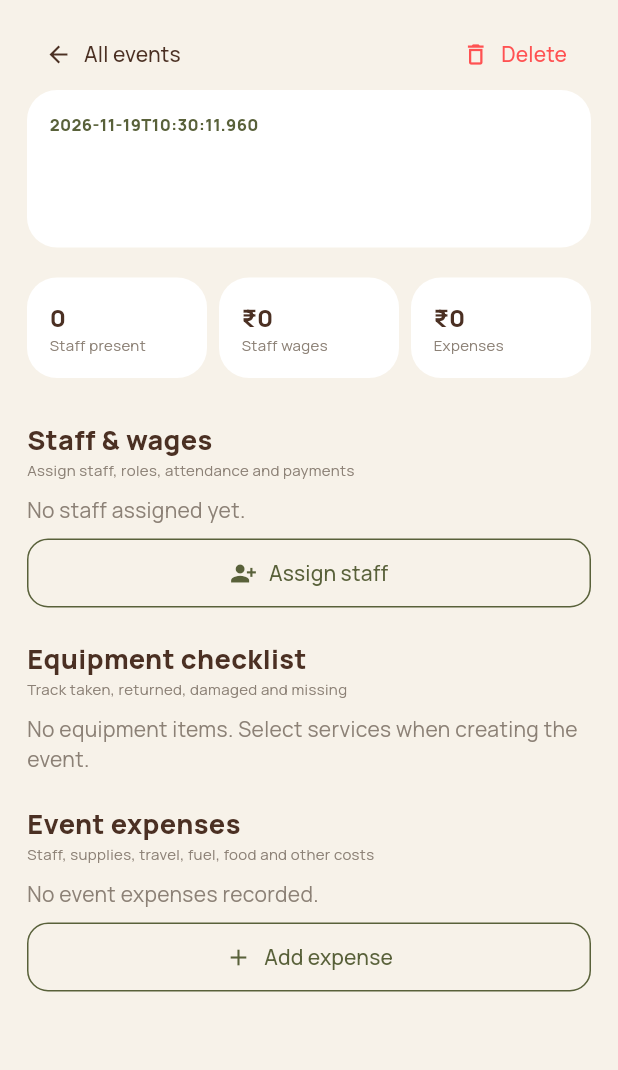
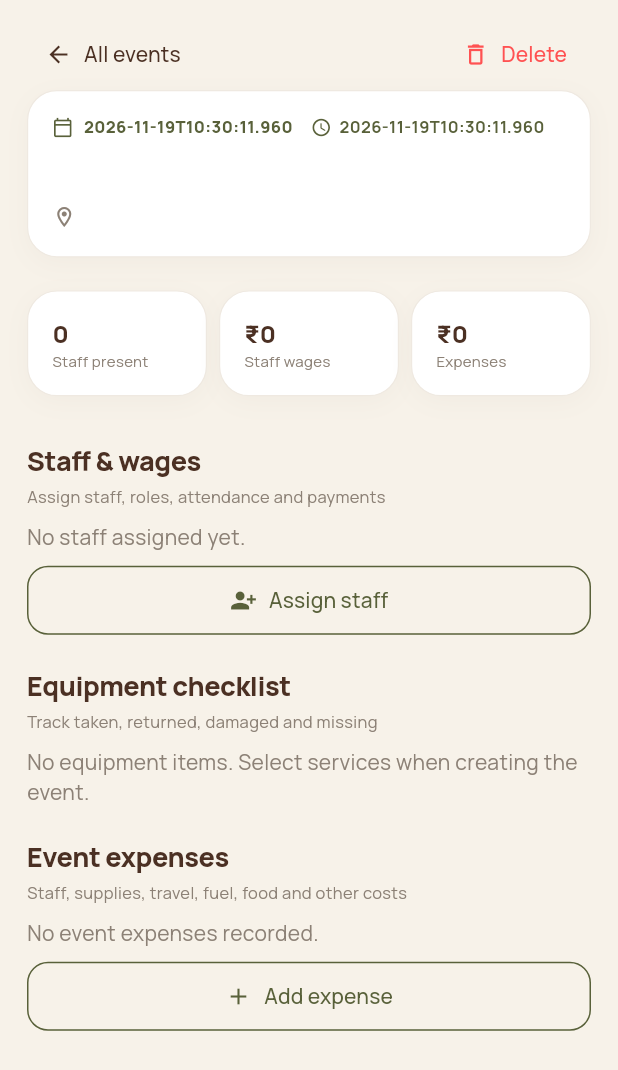
Before and after one commit to muhdsabith/hena-catering-flutter, a Flutter app: the EventDetailPage widget shown alone on an empty page, opened directly with empty values, on a phone screen of 412 x 824 dp. Shown: the top 1070 px of the screen. Run offline on Flutter 3.47's test engine with Material 3 defaults, Android fonts, the phone set to English and light mode, and no system bars; our stand-ins replace google_fonts, iconsax_flutter, shared_preferences; accounts and stored records are empty; network calls fail.

Commit message:
Align and polish HENA event details UI

```diff
--- a/lib/event_detail_page.dart
+++ b/lib/event_detail_page.dart
@@ -46,10 +46,28 @@ class _EventDetailPageState extends State<EventDetailPage> {
         }, icon: const Icon(Icons.delete_outline, color: Colors.redAccent), label: const Text('Delete', style: TextStyle(color: Colors.redAccent))),
       ]),
       _panel(Column(crossAxisAlignment: CrossAxisAlignment.start, children: [
-        Text((event['date'] ?? '').toString(), style: const TextStyle(color: _olive, fontWeight: FontWeight.w800, fontSize: 11)),
+        Row(children: [
+          const Icon(Icons.calendar_today_outlined, size: 14, color: _olive),
+          const SizedBox(width: 7),
+          Text((event['date'] ?? '').toString(), style: const TextStyle(color: _olive, fontWeight: FontWeight.w800, fontSize: 11)),
+          if ((event['time'] ?? '').toString().isNotEmpty) ...[
+            const SizedBox(width: 12),
+            const Icon(Icons.schedule_rounded, size: 14, color: _olive),
+            const SizedBox(width: 5),
+            Text(event['time'].toString(), style: const TextStyle(color: _olive, fontWeight: FontWeight.w700, fontSize: 11)),
+          ],
+        ]),
         const SizedBox(height: 5), Text(event['name'] ?? 'Event', style: const TextStyle(color: _coffee, fontSize: 24, fontWeight: FontWeight.w800)),
-        Text(event['location'] ?? 'Location not added', style: const TextStyle(color: _muted)),
-        if ((event['services'] ?? '').toString().isNotEmpty) Text(event['services'], style: const TextStyle(color: _olive, fontSize: 12)),
+        const SizedBox(height: 5),
+        Row(crossAxisAlignment: CrossAxisAlignment.start, children: [const Icon(Icons.location_on_outlined, size: 16, color: _muted), const SizedBox(width: 5), Expanded(child: Text(event['location'] ?? 'Location not added', style: const TextStyle(color: _muted, fontSize: 12)))]),
+        if ((event['services'] ?? '').toString().isNotEmpty) ...[
+          const SizedBox(height: 12),
+          Wrap(spacing: 6, runSpacing: 6, children: (event['services'] as String).split(', ').map((service) => Container(padding: const EdgeInsets.symmetric(horizontal: 10, vertical: 6), decoration: BoxDecoration(color: _olive.withOpacity(.09), borderRadius: BorderRadius.circular(30)), child: Text(service, style: const TextStyle(color: _olive, fontSize: 10, fontWeight: FontWeight.w700)))).toList()),
+        ],
+        if ((event['notes'] ?? '').toString().trim().isNotEmpty) ...[
+          const SizedBox(height: 12),
+          Container(width: double.infinity, padding: const EdgeInsets.all(12), decoration: BoxDecoration(color: _cream, borderRadius: BorderRadius.circular(14)), child: Text(event['notes'].toString(), style: const TextStyle(color: _coffee, fontSize: 12, height: 1.45))),
+        ],
       ])),
       const SizedBox(height: 12),
       Row(children: [
@@ -83,9 +101,19 @@ class _EventDetailPageState extends State<EventDetailPage> {
     ],
   );
 
-  Widget _panel(Widget child) => Container(margin: const EdgeInsets.only(bottom: 8), padding: const EdgeInsets.all(15), decoration: BoxDecoration(color: Colors.white, borderRadius: BorderRadius.circular(20)), child: child);
-  Widget _metric(String label, String value) => _panel(Column(crossAxisAlignment: CrossAxisAlignment.start, children: [Text(value, style: const TextStyle(color: _coffee, fontWeight: FontWeight.w800, fontSize: 16)), Text(label, style: const TextStyle(color: _muted, fontSize: 10))]));
-  Widget _heading(String title, String subtitle) => Padding(padding: const EdgeInsets.only(bottom: 10), child: Column(crossAxisAlignment: CrossAxisAlignment.start, children: [Text(title, style: const TextStyle(color: _coffee, fontSize: 18, fontWeight: FontWeight.w800)), Text(subtitle, style: const TextStyle(color: _muted, fontSize: 10))]));
+  Widget _panel(Widget child) => Container(
+    margin: const EdgeInsets.only(bottom: 10),
+    padding: const EdgeInsets.all(16),
+    decoration: BoxDecoration(
+      color: Colors.white,
+      borderRadius: BorderRadius.circular(20),
+      border: Border.all(color: const Color(0xFFEFE9E1), width: .8),
+      boxShadow: [BoxShadow(color: _coffee.withOpacity(.035), blurRadius: 14, offset: const Offset(0, 4))],
+    ),
+    child: child,
+  );
+  Widget _metric(String label, String value) => _panel(Column(crossAxisAlignment: CrossAxisAlignment.start, children: [Text(value, style: const TextStyle(color: _coffee, fontWeight: FontWeight.w800, fontSize: 16)), Text(label, style: const TextStyle(color: _muted, fontSize: 10, height: 1.35))]));
+  Widget _heading(String title, String subtitle) => Padding(padding: const EdgeInsets.only(bottom: 10), child: Column(crossAxisAlignment: CrossAxisAlignment.start, children: [Text(title, style: const TextStyle(color: _coffee, fontSize: 18, fontWeight: FontWeight.w800, letterSpacing: -.3)), const SizedBox(height: 3), Text(subtitle, style: const TextStyle(color: _muted, fontSize: 11, height: 1.4))]));
   Widget _action(String label, IconData icon, VoidCallback onTap) => SizedBox(width: double.infinity, child: OutlinedButton.icon(onPressed: onTap, icon: Icon(icon, color: _olive), label: Text(label, style: const TextStyle(color: _olive)), style: OutlinedButton.styleFrom(side: const BorderSide(color: _olive), shape: RoundedRectangleBorder(borderRadius: BorderRadius.circular(14)), padding: const EdgeInsets.all(13))));
   Widget _assignmentTile(Map<String,dynamic> a) {
     final person = widget.staff.firstWhere((p) => p['id'] == a['staffId'], orElse: () => {'name':'Removed staff'});
```
